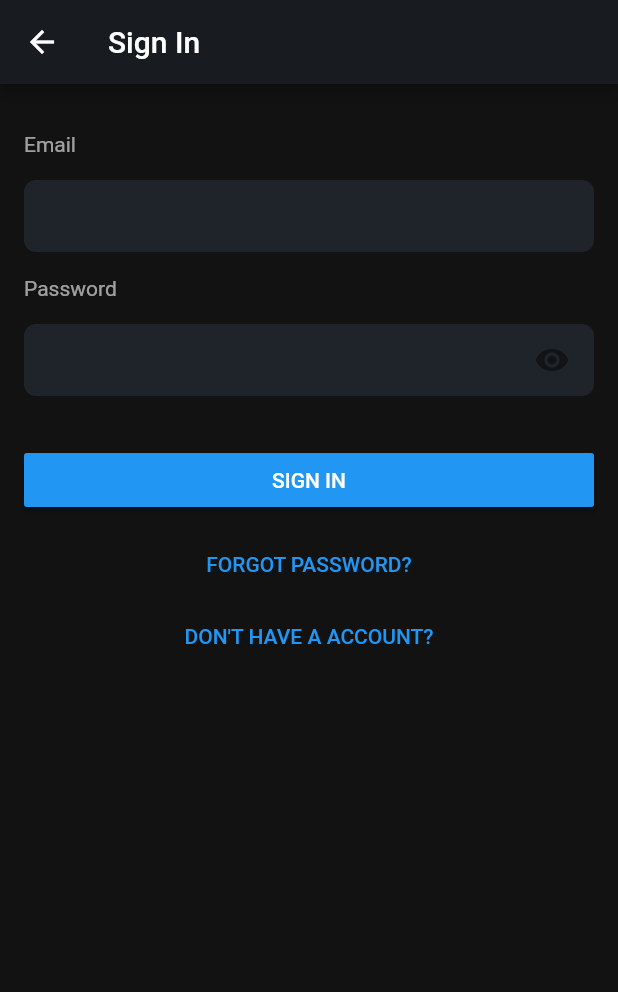
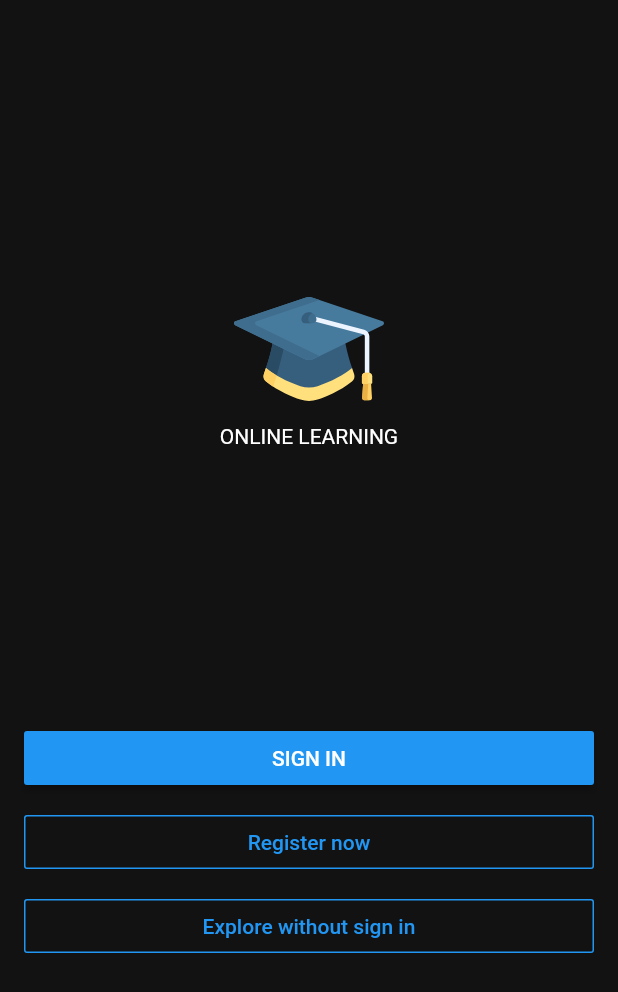
Before and after one commit to tranphunguyen98/MyOnlineLearning, a Flutter app: the screen it shows after launch, on a phone screen of 412 x 824 dp. Shown: the top 992 px of the screen. Run offline on Flutter 3.47's test engine with Material 2 defaults, Android fonts, the phone set to English and light mode, and no system bars; our stand-ins replace flutter_svg.

Commit message:
feat (StartScreen): Created UI

```diff
--- a/lib/main.dart
+++ b/lib/main.dart
@@ -1,5 +1,5 @@
 import 'package:flutter/material.dart';
-import 'package:my_online_learning/presentation/screen/Authentication/sign_in/sc_sign_in.dart';
+import 'package:my_online_learning/presentation/screen/Authentication/start/sc_start.dart';
 
 void main() {
   runApp(MyApp());
@@ -14,6 +14,6 @@ class MyApp extends StatelessWidget {
         theme: ThemeData(
           visualDensity: VisualDensity.adaptivePlatformDensity,
         ),
-        home: ScreenLogin());
+        home: ScreenStart());
   }
 }
--- a/lib/presentation/common_widgets/widget_logo.dart
+++ b/lib/presentation/common_widgets/widget_logo.dart
@@ -4,6 +4,19 @@ import 'package:flutter_svg/flutter_svg.dart';
 class WidgetLogo extends StatelessWidget {
   @override
   Widget build(BuildContext context) {
-    return SvgPicture.asset('assets/logo_find_seat.svg');
+    return Column(
+      children: [
+        SvgPicture.asset(
+          'assets/logo.svg',
+          semanticsLabel: 'Acme Logo',
+          width: 100,
+          height: 100,
+        ),
+        Text(
+          "ONLINE LEARNING",
+          style: TextStyle(color: Colors.white),
+        ),
+      ],
+    );
   }
 }
--- /dev/null
+++ b/lib/presentation/common_widgets/widget_my_outline_btn.dart
@@ -0,0 +1,26 @@
+import 'package:flutter/material.dart';
+import 'package:my_online_learning/utils/my_const/my_const.dart';
+
+class MyOutlineButton extends StatelessWidget {
+  final String title;
+
+  const MyOutlineButton({this.title});
+
+  @override
+  Widget build(BuildContext context) {
+    return Padding(
+      padding: const EdgeInsets.symmetric(horizontal: 16.0),
+      child: OutlineButton(
+        color: COLOR_CONST.BTN_DEFAULT,
+        borderSide: BorderSide(color: COLOR_CONST.BTN_DEFAULT),
+        onPressed: () => {},
+        child: Text(
+          this.title,
+          style: TextStyle(
+            color: COLOR_CONST.BTN_DEFAULT,
+          ),
+        ),
+      ),
+    );
+  }
+}
--- a/lib/presentation/screen/Authentication/sign_in/sc_sign_in.dart
+++ b/lib/presentation/screen/Authentication/sign_in/sc_sign_in.dart
@@ -1,9 +1,10 @@
 import 'package:flutter/material.dart';
 import 'package:my_online_learning/presentation/screen/Authentication/sign_in/widget_login_form.dart';
-import 'package:my_online_learning/presentation/screen/Authentication/sign_in/widget_my_flat_btn.dart';
 import 'package:my_online_learning/utils/my_const/my_const.dart';
 
-import 'widget_my_raised_btn.dart';
+import 'file:///C:/react-native/MyOnlineLearning/lib/presentation/common_widgets/widget_my_flat_btn.dart';
+
+import '../../../common_widgets/widget_my_raised_btn.dart';
 
 class ScreenLogin extends StatelessWidget {
   @override
--- /dev/null
+++ b/lib/presentation/screen/Authentication/start/sc_start.dart
@@ -0,0 +1,39 @@
+import 'package:flutter/material.dart';
+import 'package:my_online_learning/presentation/common_widgets/widget_logo.dart';
+import 'package:my_online_learning/presentation/common_widgets/widget_my_outline_btn.dart';
+import 'package:my_online_learning/utils/my_const/my_const.dart';
+
+import '../../../common_widgets/widget_my_raised_btn.dart';
+
+class ScreenStart extends StatelessWidget {
+  @override
+  Widget build(BuildContext context) {
+    return Scaffold(
+      body: Container(
+        color: COLOR_CONST.BACKGROUND_DARK,
+        child: Column(
+          mainAxisAlignment: MainAxisAlignment.spaceEvenly,
+          children: [
+            WidgetLogo(),
+            Column(
+              crossAxisAlignment: CrossAxisAlignment.stretch,
+              children: [
+                MyRaisedButton(
+                  title: "SIGN IN",
+                ),
+                SizedBox(height: 8.0),
+                MyOutlineButton(
+                  title: "Register now",
+                ),
+                SizedBox(height: 8.0),
+                MyOutlineButton(
+                  title: "Explore without sign in",
+                ),
+              ],
+            ),
+          ],
+        ),
+      ),
+    );
+  }
+}
--- a/pubspec.yaml
+++ b/pubspec.yaml
@@ -32,7 +32,7 @@ dependencies:
 dev_dependencies:
   flutter_test:
     sdk: flutter
-  flutter_svg: ^0.14.2
+  flutter_svg: ^0.19.1
 
 # For information on the generic Dart part of this file, see the
 # following page: https://dart.dev/tools/pub/pubspec
@@ -46,8 +46,8 @@ flutter:
   uses-material-design: true
 
   # To add assets to your application, add an assets section, like this:
-  # assets:
-  #   - images/a_dot_burr.jpeg
+  assets:
+     - assets/logo.svg
   #   - images/a_dot_ham.jpeg
 
   # An image asset can refer to one or more resolution-specific "variants", see
```
Also changed, not shown: assets/logo.svg (renamed from assets/mortarboard.svg), images/logo.svg (added), lib/presentation/common_widgets/widget_my_flat_btn.dart (renamed from lib/presentation/screen/Authentication/sign_in/widget_my_flat_btn.dart), lib/presentation/common_widgets/widget_my_raised_btn.dart (renamed from lib/presentation/screen/Authentication/sign_in/widget_my_raised_btn.dart), pubspec.lock.
